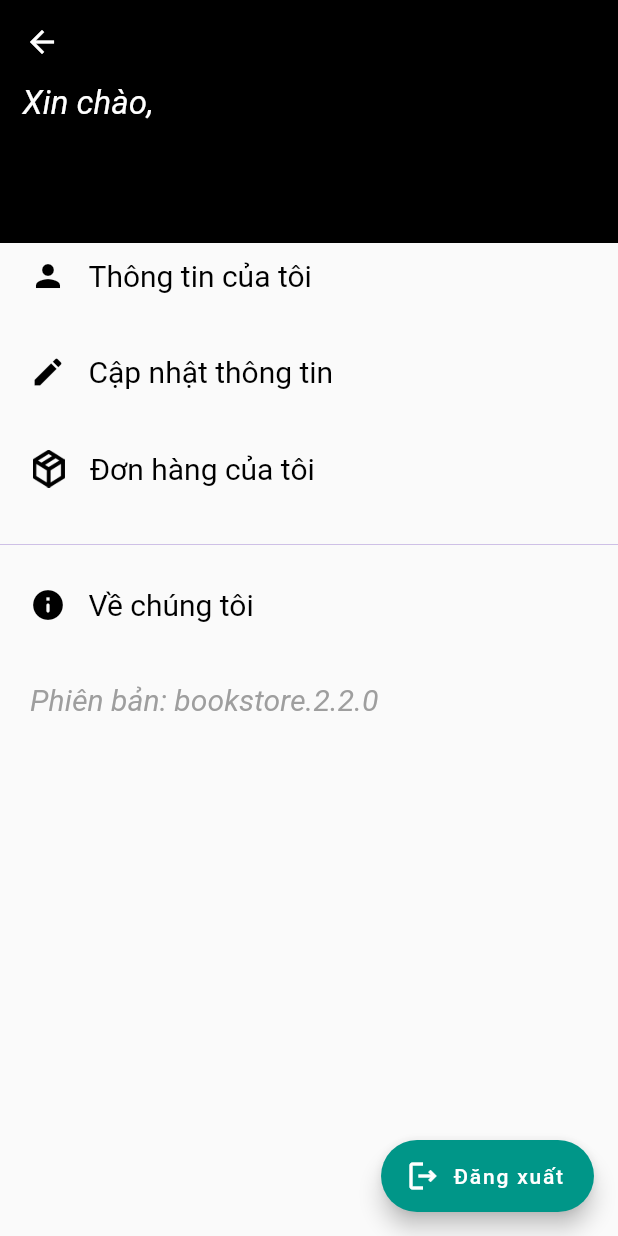
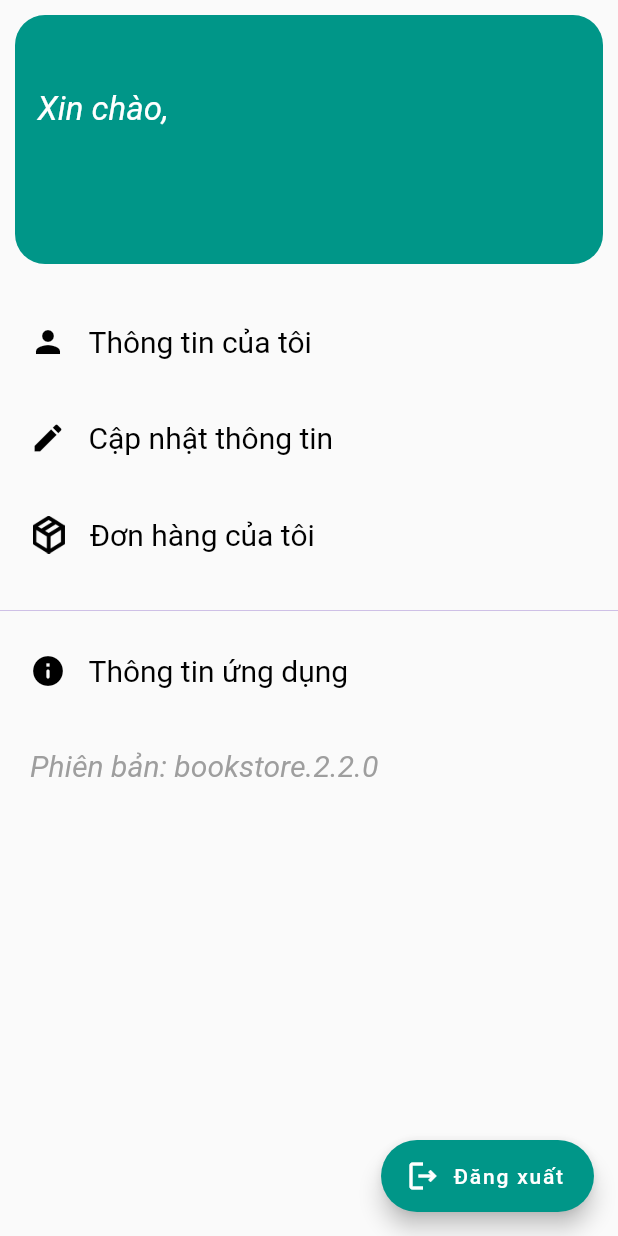
Before and after one commit to phucb1910280/book_store_app, a Flutter app: the ProfileLogged screen opened directly, on a phone screen of 412 x 824 dp. Run offline on Flutter 3.47's test engine with Material 2 defaults, Android fonts, the phone set to English and light mode, and no system bars; our stand-ins replace cloud_firestore, firebase_auth, firebase_core; accounts and stored records are empty; network calls fail.

Commit message:
Them trang about_me, profile_info, cap nhat lai UI

```diff
--- a/lib/models/user.dart
+++ b/lib/models/user.dart
@@ -4,14 +4,12 @@ import 'dart:convert';
 class CurrentUser {
   String? fullName;
   String? address;
-  String? cccd;
   String? email;
   String? phoneNumber;
 
   CurrentUser({
     required this.fullName,
     required this.address,
-    required this.cccd,
     required this.email,
     required this.phoneNumber,
   });
@@ -20,7 +18,6 @@ class CurrentUser {
     return <String, dynamic>{
       'fullName': fullName,
       'address': address,
-      'cccd': cccd,
       'email': email,
       'phoneNumber': phoneNumber,
     };
@@ -31,7 +28,6 @@ class CurrentUser {
       // 'id': id,
       'fullName': fullName,
       'address': address,
-      'cccd': cccd,
       'email': email,
       'phoneNumber': phoneNumber,
     };
@@ -41,7 +37,6 @@ class CurrentUser {
     return CurrentUser(
       fullName: map['fullName'] != null ? map['fullName'] as String : null,
       address: map['address'] != null ? map['address'] as String : null,
-      cccd: map['cccd'] != null ? map['cccd'] as String : null,
       email: map['email'] != null ? map['email'] as String : null,
       phoneNumber:
           map['phoneNumber'] != null ? map['phoneNumber'] as String : null,
--- a/lib/pages/login_page.dart
+++ b/lib/pages/login_page.dart
@@ -36,6 +36,7 @@ class _LoginPageState extends State<LoginPage> {
       ScaffoldMessenger.of(context).showSnackBar(const SnackBar(
         content: Text('Email hoặc mật khẩu không hợp lệ!'),
         backgroundColor: Colors.red,
+        duration: Duration(seconds: 1),
       ));
     }
   }
--- a/lib/pages/register_page.dart
+++ b/lib/pages/register_page.dart
@@ -39,7 +39,6 @@ class _RegisterPageState extends State<RegisterPage> {
     var currentUser = CurrentUser(
         fullName: fullName,
         address: address,
-        cccd: cccd,
         email: email,
         phoneNumber: phoneNumber);
     Map<String, dynamic> userData = currentUser.toJson();
@@ -66,6 +65,7 @@ class _RegisterPageState extends State<RegisterPage> {
       ScaffoldMessenger.of(context).showSnackBar(SnackBar(
         content: Text(e.toString()),
         backgroundColor: Colors.red,
+        duration: const Duration(seconds: 1),
       ));
     }
   }
--- a/lib/screens/logged/profile_logged.dart
+++ b/lib/screens/logged/profile_logged.dart
@@ -2,6 +2,8 @@ import 'package:cloud_firestore/cloud_firestore.dart';
 import 'package:firebase_auth/firebase_auth.dart';
 import 'package:flutter/material.dart';
 import 'package:simple_app/models/user.dart';
+import 'package:simple_app/screens/logged/about_me.dart';
+import 'package:simple_app/screens/logged/profile_info.dart';
 
 import '../../pages/home_page.dart';
 
@@ -30,8 +32,8 @@ class _ProfileLoggedState extends State<ProfileLogged> {
     super.initState();
   }
 
-  var currentUser = CurrentUser(
-      fullName: '', address: '', cccd: '', email: '', phoneNumber: '');
+  var currentUser =
+      CurrentUser(fullName: '', address: '', email: '', phoneNumber: '');
   Future<void> getDocData() async {
     final FirebaseAuth auth = FirebaseAuth.instance;
     var user = auth.currentUser;
@@ -42,13 +44,11 @@ class _ProfileLoggedState extends State<ProfileLogged> {
         Map<String, dynamic>? data = docSnapshot.data();
         var currentUserName = data?['fullName'];
         var currentUserAddress = data?['address'];
-        var currentUserCCCD = data?['cccd'];
         var currentUserEmail = data?['email'];
         var currentUserPhoneNumber = data?['phoneNumber'];
         var thisUser = CurrentUser(
             fullName: currentUserName,
             address: currentUserAddress,
-            cccd: currentUserCCCD,
             email: currentUserEmail,
             phoneNumber: currentUserPhoneNumber);
         setState(() {
@@ -63,30 +63,39 @@ class _ProfileLoggedState extends State<ProfileLogged> {
   @override
   Widget build(BuildContext context) {
     return Scaffold(
-      appBar: AppBar(
-        backgroundColor: Colors.black,
-        elevation: 0,
-      ),
+      // appBar: AppBar(
+      //   backgroundColor: Colors.black,
+      //   elevation: 0,
+      // ),
       body: SafeArea(
+        child: SingleChildScrollView(
           child: Column(
             children: [
-            Container(
+              Padding(
+                padding: const EdgeInsets.all(10),
+                child: Container(
                   decoration: const BoxDecoration(
-                color: Colors.black,
+                    borderRadius: BorderRadius.all(Radius.circular(20)),
+                    color: Colors.teal,
                   ),
                   child: Padding(
                     padding: const EdgeInsets.only(left: 15, right: 15),
                     child: Column(
                       children: [
+                        const SizedBox(
+                          height: 50,
+                        ),
                         Row(
                           mainAxisAlignment: MainAxisAlignment.start,
                           children: const [
-                        Text(
+                            Flexible(
+                              child: Text(
                                 'Xin chào,',
                                 style: TextStyle(
                                     fontSize: 22,
                                     fontStyle: FontStyle.italic,
                                     color: Colors.white),
+                              ),
                             ),
                           ],
                         ),
@@ -107,16 +116,24 @@ class _ProfileLoggedState extends State<ProfileLogged> {
                           ],
                         ),
                         const SizedBox(
-                      height: 40,
+                          height: 50,
                         ),
                       ],
                     ),
                   ),
                 ),
+              ),
               Padding(
-              padding: const EdgeInsets.fromLTRB(20, 10, 20, 20),
+                padding: const EdgeInsets.fromLTRB(20, 30, 20, 20),
                 child: GestureDetector(
-                onTap: () {},
+                  onTap: () {
+                    Navigator.push(
+                        context,
+                        MaterialPageRoute(
+                            builder: (context) => ProfileInfo(
+                                  currentUser: currentUser,
+                                )));
+                  },
                   child: Row(
                     mainAxisAlignment: MainAxisAlignment.start,
                     children: const [
@@ -208,7 +225,12 @@ class _ProfileLoggedState extends State<ProfileLogged> {
               Padding(
                 padding: const EdgeInsets.fromLTRB(20, 10, 20, 20),
                 child: GestureDetector(
-                onTap: () {},
+                  onTap: () {
+                    Navigator.push(
+                        context,
+                        MaterialPageRoute(
+                            builder: (context) => const AboutMe()));
+                  },
                   child: Row(
                     mainAxisAlignment: MainAxisAlignment.start,
                     children: const [
@@ -220,7 +242,7 @@ class _ProfileLoggedState extends State<ProfileLogged> {
                         width: 15,
                       ),
                       Text(
-                      'Về chúng tôi',
+                        'Thông tin ứng dụng',
                         style: TextStyle(
                             fontSize: 20,
                             fontStyle: FontStyle.normal,
@@ -254,6 +276,7 @@ class _ProfileLoggedState extends State<ProfileLogged> {
             ],
           ),
         ),
+      ),
       floatingActionButton: FloatingActionButton.extended(
         onPressed: () => _signOut(),
         label: const Text('Đăng xuất'),
```
Also changed, not shown: lib/pages/home_page.dart (+7 -4 lines), lib/screens/logged/about_me.dart (added, +55 -0 lines), lib/screens/logged/cart_logged.dart (+19 -0 lines), lib/screens/logged/fav_logged.dart (+19 -0 lines), lib/screens/logged/profile_info.dart (added, +136 -0 lines), lib/widgets/book_detail_widget.dart (+9 -6 lines), lib/screens/cart_screen_controller.dart (renamed from lib/screens/cart_screen.dart), lib/screens/favorite_screen_controller.dart (renamed from lib/screens/favorite_screen.dart), lib/screens/profile_sceen_controller.dart (renamed from lib/screens/profile_sceen.dart). Lines whose indentation alone changed are shown as unchanged.
